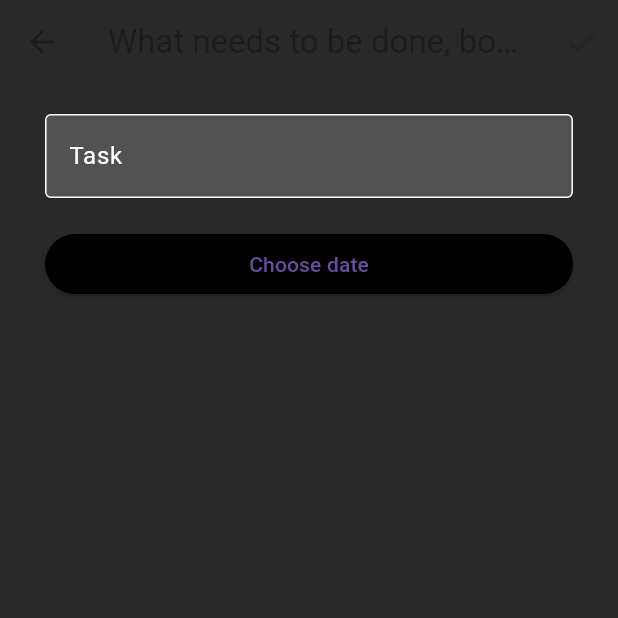
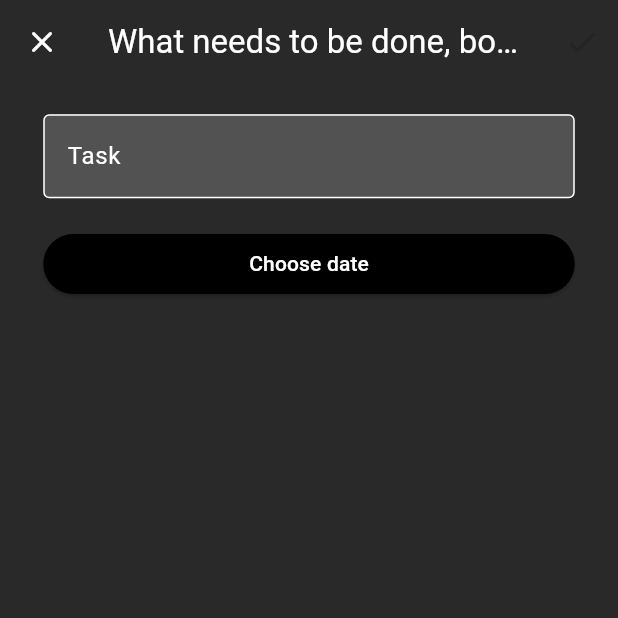
Before and after one commit to KacperMajcher/rating, a Flutter app: the AddPage screen opened directly, on a phone screen of 412 x 824 dp, the top half of it. Run offline on Flutter 3.47's test engine with Material 3 defaults, Android fonts, the phone set to English and light mode, and no system bars; our stand-ins replace cloud_firestore, dio, firebase_auth, firebase_core, flutter_bloc, freezed_annotation and 4 more; missing offline and left inert: flutterfire_ui; accounts and stored records are empty; generated files the repository leaves out were written again.

Commit message:
Adjust the widget sizes proportionally to the device screen - AddPage

```diff
--- a/lib/features/home/add/add_page.dart
+++ b/lib/features/home/add/add_page.dart
@@ -37,7 +37,20 @@ class _AddPageState extends State<AddPage> {
             appBar: AppBar(
               backgroundColor: const Color(0xFF292929),
               elevation: 0,
-              title: const Text('What needs to be done, boss?'),
+              leading: Builder(
+                builder: (BuildContext context) {
+                  return IconButton(
+                    icon: const Icon(Icons.close_rounded, color: Colors.white),
+                    onPressed: () {
+                      Navigator.of(context).pop();
+                    },
+                  );
+                },
+              ),
+              title: const Text(
+                'What needs to be done, boss?',
+                style: TextStyle(color: Colors.white),
+              ),
               actions: [
                 IconButton(
                   onPressed: _task == null || _deadline == null
@@ -89,10 +102,12 @@ class _AddPageBody extends StatelessWidget {
 
   @override
   Widget build(BuildContext context) {
+    final double dw = MediaQuery.of(context).size.width;
+    final double dh = MediaQuery.of(context).size.height;
     return ListView(
-      padding: const EdgeInsets.symmetric(
-        horizontal: 30,
-        vertical: 20,
+      padding: EdgeInsets.symmetric(
+        horizontal: dh * .035,
+        vertical: dw * .049,
       ),
       children: [
         TextField(
@@ -100,7 +115,7 @@ class _AddPageBody extends StatelessWidget {
           onChanged: onTitleChanged,
           decoration: const InputDecoration(
             filled: true,
-            fillColor: Color.fromRGBO(82, 82, 82, 1),
+            fillColor: Color(0xFF525252),
             enabledBorder: OutlineInputBorder(
               borderSide: BorderSide(color: Colors.white),
             ),
@@ -115,7 +130,7 @@ class _AddPageBody extends StatelessWidget {
             ),
           ),
         ),
-        const SizedBox(height: 20),
+        SizedBox(height: dh * .024),
         ElevatedButton(
           onPressed: () async {
             final selectedDate = await showDatePicker(
@@ -135,7 +150,10 @@ class _AddPageBody extends StatelessWidget {
                       onSurface: Colors.white,
                     ),
                   ),
-                  child: child ?? const Text('Choose date'),
+                  child: child ??
+                      const Text(
+                        'Choose date',
+                      ),
                 );
               },
             );
@@ -144,7 +162,10 @@ class _AddPageBody extends StatelessWidget {
           style: ElevatedButton.styleFrom(
             backgroundColor: Colors.black,
           ),
-          child: Text(selectedDateFormatted ?? 'Choose date'),
+          child: Text(
+            selectedDateFormatted ?? 'Choose date',
+            style: const TextStyle(color: Colors.white),
+          ),
         )
       ],
     );
```
